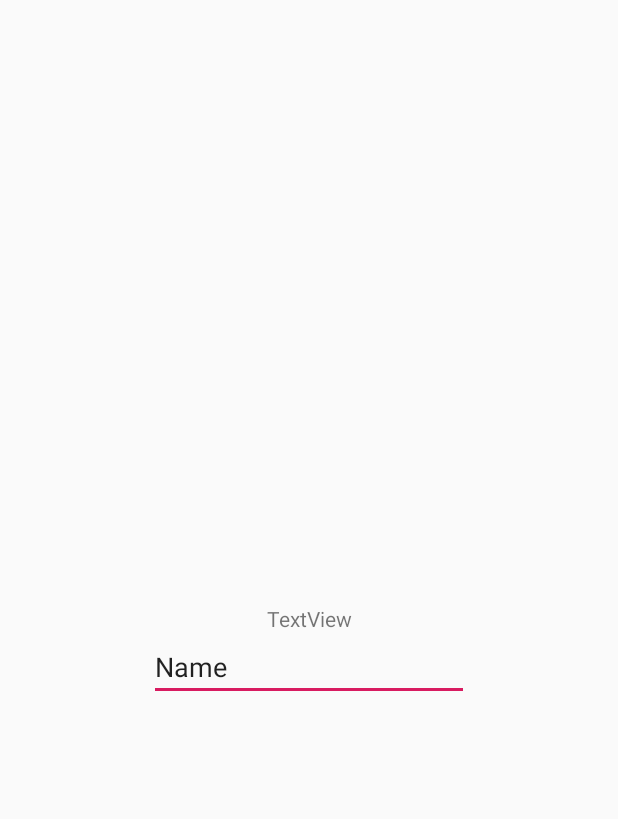
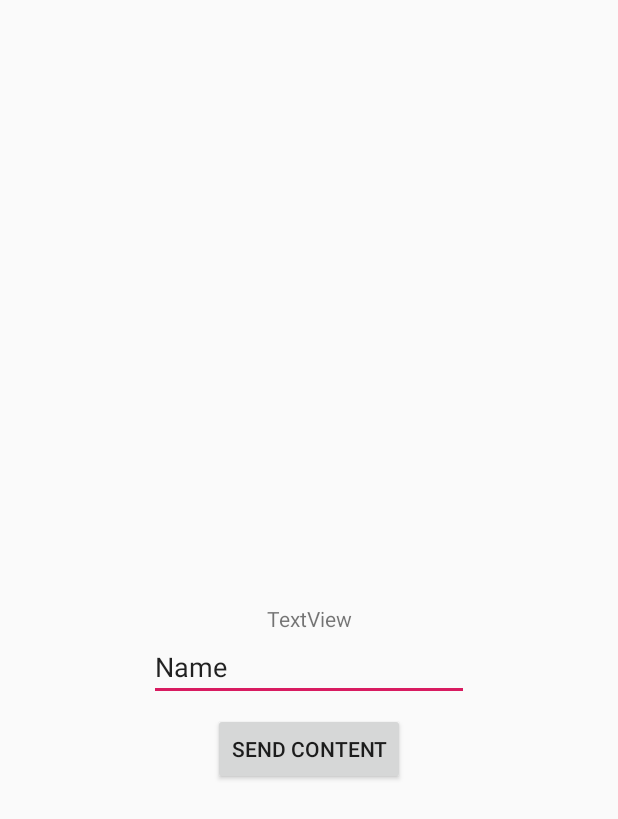
Before and after one commit to RealMoMo/CrestronClient, an Android app: the layout activity_client.xml on its own in the app's theme, with its tools: preview values and no code run, on a phone screen of 412 x 824 dp. Shown: the top 819 px of the screen. Run offline under Robolectric (Android 15) with nearby library versions, the phone set to English and light mode, and no system bars; network calls fail.

Commit message:
add send content btn
version:1.0.1

```diff
--- a/app/src/main/res/layout/activity_client.xml
+++ b/app/src/main/res/layout/activity_client.xml
@@ -33,4 +33,18 @@
         app:layout_constraintEnd_toEndOf="parent"
         app:layout_constraintStart_toStartOf="parent"
         app:layout_constraintTop_toBottomOf="@+id/tv_showReceiveDataClient" />
+
+    <Button
+        android:id="@+id/btn_send"
+        android:layout_width="wrap_content"
+        android:layout_height="wrap_content"
+        android:layout_marginStart="8dp"
+        android:layout_marginTop="8dp"
+        android:layout_marginEnd="8dp"
+        android:text="Send Content"
+        app:layout_constraintEnd_toEndOf="parent"
+        app:layout_constraintStart_toStartOf="parent"
+        app:layout_constraintTop_toBottomOf="@+id/et_clientSend" />
+
+
 </android.support.constraint.ConstraintLayout>
--- a/settinglib/build.gradle
+++ b/settinglib/build.gradle
@@ -9,8 +9,8 @@ android {
     defaultConfig {
         minSdkVersion 21
         targetSdkVersion 28
-        versionCode 1
-        versionName "1.0"
+        versionCode 2
+        versionName "1.0.1"
 
         testInstrumentationRunner "android.support.test.runner.AndroidJUnitRunner"
 
```
Also changed, not shown: app/src/main/java/com/hht/crestron/CrestronClientActivity.java (+16 -3 lines).
